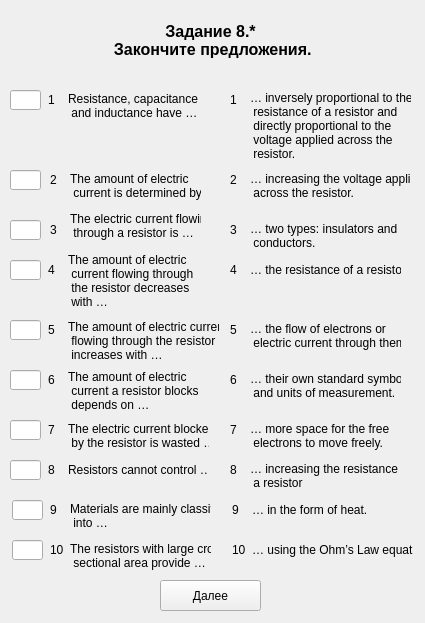
This is client/UI/variant_1/zadanie8_part1_var1.ui in Scykorr/dmitr_client_serv_test as Qt 5 draws it before an edit. The edited form follows.
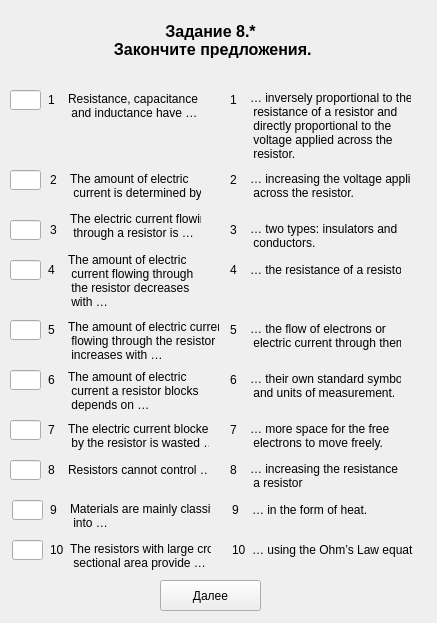
This is the edited form.

The edit to the form file:
```diff
--- a/client/UI/variant_1/zadanie8_part1_var1.ui
+++ b/client/UI/variant_1/zadanie8_part1_var1.ui
@@ -6,7 +6,7 @@
    <rect>
     <x>0</x>
     <y>0</y>
-    <width>425</width>
+    <width>437</width>
     <height>623</height>
    </rect>
   </property>
@@ -708,7 +708,7 @@
     <rect>
      <x>270</x>
      <y>580</y>
-     <width>141</width>
+     <width>161</width>
      <height>31</height>
     </rect>
    </property>
```
